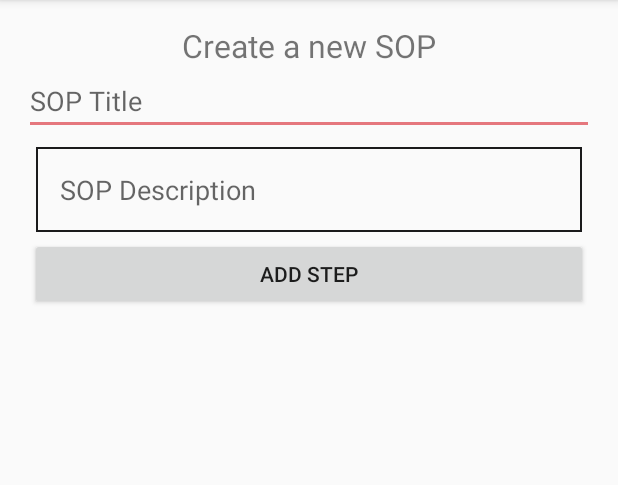
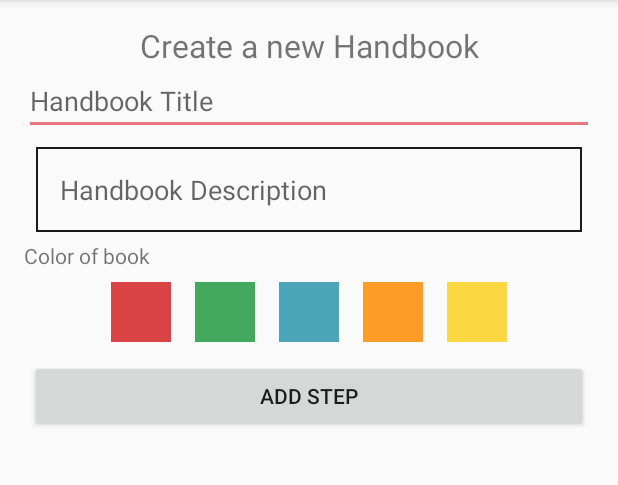
Before and after one commit to ericdgood/My-SOP, an Android app: the AddSOP screen opened directly, with no data from a screen before it, on a phone screen of 412 x 824 dp, the part 84-569 px from its top. Run offline under Robolectric (Android 15) with nearby library versions, the phone set to English and light mode, and no system bars; our stand-ins replace ButterKnife, Room's generated code.

Commit message:
Feat: make book colored

```diff
--- a/app/src/main/java/mysop/pia/com/ListofSOPs/AddSOP.java
+++ b/app/src/main/java/mysop/pia/com/ListofSOPs/AddSOP.java
@@ -8,6 +8,8 @@ import android.support.v7.app.AppCompatActivity;
 import android.view.View;
 import android.widget.Button;
 import android.widget.EditText;
+import android.widget.ImageView;
+import android.widget.TextView;
 import android.widget.Toast;
 
 import java.util.List;
@@ -21,7 +23,7 @@ import mysop.pia.com.Steps.StepsRoom.StepsRoomData;
 
 import static mysop.pia.com.Categories.CategoryRecyclerAdapter.categoryName;
 
-public class AddSOP extends AppCompatActivity{
+public class AddSOP extends AppCompatActivity {
 
     private static final String TAG = "hello";
     @BindView(R.id.edittext_add_sop_title)
@@ -30,10 +32,23 @@ public class AddSOP extends AppCompatActivity{
     Button buttonEditSOP;
     @BindView(R.id.button_add_sop_add_step)
     Button buttonAddStep;
+    @BindView(R.id.textview_new_sop_label)
+    TextView tvAddBookLabel;
+    @BindView(R.id.book_color_blue)
+    ImageView viewBookBlue;
+    @BindView(R.id.book_color_green)
+    ImageView viewBookGreen;
+    @BindView(R.id.book_color_red)
+    ImageView viewBookRed;
+    @BindView(R.id.book_color_yellow)
+    ImageView viewBookYellow;
+    @BindView(R.id.book_color_orange)
+    ImageView viewBookOrange;
+
     String SOPTitlesCheck;
     String addSopTitle;
     int EDITSOP;
-    ListofSOPs editID;
+    String bookColor;
 
     @Override
     protected void onCreate(@Nullable Bundle savedInstanceState) {
@@ -43,18 +58,19 @@ public class AddSOP extends AppCompatActivity{
 
         EDITSOP = getIntent().getIntExtra("editSop", 0);
 
-        if (EDITSOP == 1){
+        if (EDITSOP == 1) {
             editSop();
-        }else {
+        } else {
+            bookColor();
             buttonAddStep.setOnClickListener(v -> {
 //          SAVE SOP INFO
                 addSopTitle = editTextAddSopTitle.getText().toString();
 
                 if (checkDuplicateSOP()) {
-
                     Intent addStep = new Intent(AddSOP.this, AddStep.class);
                     addStep.putExtra("sopTitle", addSopTitle);
                     addStep.putExtra("sopCategory", categoryName);
+                    addStep.putExtra("bookColor", bookColor);
                     startActivity(addStep);
                     finish();
                 }
@@ -62,16 +78,38 @@ public class AddSOP extends AppCompatActivity{
         }
     }
 
+    public void bookColor() {
+        viewBookRed.setOnClickListener(v -> {
+            bookColor = "Red";toastColor();
+        });
+        viewBookBlue.setOnClickListener(v -> {
+            bookColor = "Blue";toastColor();
+        });
+        viewBookGreen.setOnClickListener(v -> {
+            bookColor = "Green";toastColor();
+        });
+        viewBookYellow.setOnClickListener(v -> {
+            bookColor = "Yellow";toastColor();
+        });
+        viewBookOrange.setOnClickListener(v -> {
+            bookColor = "Orange"; toastColor();
+        });
+    }
+
+    private void toastColor(){
+        Toast.makeText(this, bookColor + " was selected", Toast.LENGTH_SHORT).show();
+    }
+
     private void editSop() {
-
         buttonAddStep.setVisibility(View.GONE);
         buttonEditSOP.setVisibility(View.VISIBLE);
+        tvAddBookLabel.setText("Edit Book info");
         editTextAddSopTitle.setText(getIntent().getStringExtra("editSopTitle"));
 
         buttonEditSOP.setOnClickListener(v -> {
             addSopTitle = editTextAddSopTitle.getText().toString();
             if (checkDuplicateSOP()) {
-                stepsRoomDatabase().listOfSteps().updateSop(addSopTitle,getIntent().getStringExtra("editSopTitle"));
+                stepsRoomDatabase().listOfSteps().updateSop(addSopTitle, getIntent().getStringExtra("editSopTitle"));
                 Intent returnToSOP = new Intent(this, ListofSOPs.class);
                 startActivity(returnToSOP);
                 finish();
@@ -79,7 +117,7 @@ public class AddSOP extends AppCompatActivity{
         });
     }
 
-    private boolean checkDuplicateSOP(){
+    private boolean checkDuplicateSOP() {
         List<StepsRoomData> SOPs = stepsRoomDatabase().listOfSteps().getAllSOPs(categoryName);
 
 
@@ -90,7 +128,7 @@ public class AddSOP extends AppCompatActivity{
                 String sopCategory = SOPs.get(i).getCategory();
                 Toast.makeText(this, "This SOP already exists in " + sopCategory + " category", Toast.LENGTH_LONG).show();
                 return false;
-            } else if (addSopTitle.equals("")){
+            } else if (addSopTitle.equals("")) {
                 Toast.makeText(this, "Please enter a SOP name", Toast.LENGTH_SHORT).show();
                 return false;
             }
--- a/app/src/main/java/mysop/pia/com/Steps/AddStep.java
+++ b/app/src/main/java/mysop/pia/com/Steps/AddStep.java
@@ -62,6 +62,7 @@ public class AddStep extends AppCompatActivity {
     String categoryName;
     int stepNumber;
     String stepDescription;
+    String bookColor;
     boolean editStep;
     int PERMISSION_GALLERY = 1;
     int PERMISSION_CAMERA = 2;
@@ -83,6 +84,7 @@ public class AddStep extends AppCompatActivity {
 //      GETS SOPTITLE FROM ADD SOP INTENT
         sopTitle = getIntent().getStringExtra("sopTitle");
         categoryName = getIntent().getStringExtra("sopCategory");
+        bookColor = getIntent().getStringExtra("bookColor");
         stepNumber = getIntent().getIntExtra("stepNumber", 1);
         setStepText();
         pickImageFromGallery();
@@ -131,7 +133,7 @@ public class AddStep extends AppCompatActivity {
             }
 
 //            SAVE STEPS FOR SOP
-            StepsRoomData newStep = new StepsRoomData(categoryName ,sopTitle, stepTitle, stepNumber, stepDescription, image, 0);
+            StepsRoomData newStep = new StepsRoomData(categoryName ,sopTitle, stepTitle, stepNumber, stepDescription, image, 0, bookColor);
             if (!editStep) {
                 stepsRoomDatabase().listOfSteps().insertSteps(newStep);
                 return true;
--- a/app/src/main/java/mysop/pia/com/Steps/StepsRoom/StepsAppDatabase.java
+++ b/app/src/main/java/mysop/pia/com/Steps/StepsRoom/StepsAppDatabase.java
@@ -3,7 +3,7 @@ package mysop.pia.com.Steps.StepsRoom;
 import android.arch.persistence.room.Database;
 import android.arch.persistence.room.RoomDatabase;
 
-@Database(entities = {StepsRoomData.class}, version = 7)
+@Database(entities = {StepsRoomData.class}, version = 8)
 public abstract class StepsAppDatabase extends RoomDatabase {
     public abstract Stepsinterface listOfSteps();
 }
@@ -14,3 +14,4 @@ public abstract class StepsAppDatabase extends RoomDatabase {
 //VERSION 5 - ADDED STEP NUMBER
 //VERSION 6 - ADD SAVED BOOK
 //VERSION 7 - CHANGED SAVE BOOK TO INT
+//VERSION 8 - ADDED BOOK COLOR
--- a/app/src/main/res/layout/add_sop.xml
+++ b/app/src/main/res/layout/add_sop.xml
@@ -9,7 +9,7 @@
         android:id="@+id/textview_new_sop_label"
         android:layout_width="wrap_content"
         android:layout_height="wrap_content"
-        android:text="Create a new SOP"
+        android:text="Create a new Handbook"
         android:textSize="21sp"
         style="@style/ConstraintCenterHorizontal"/>
 
@@ -18,7 +18,7 @@
         android:layout_width="match_parent"
         android:layout_height="wrap_content"
         android:inputType="textCapSentences"
-        android:hint="SOP Title"
+        android:hint="Handbook Title"
         app:layout_constraintTop_toBottomOf="@id/textview_new_sop_label"/>
 
     <EditText
@@ -27,9 +27,57 @@
         android:layout_height="wrap_content"
         android:layout_margin="8dp"
         android:background="@drawable/description_border"
-        android:hint="SOP Description"
+        android:hint="Handbook Description"
         android:padding="16dp"
         app:layout_constraintTop_toBottomOf="@id/edittext_add_sop_title"/>
+
+    <TextView
+        android:id="@+id/book_color_label"
+        android:layout_width="wrap_content"
+        android:layout_height="wrap_content"
+        android:paddingTop="6dp"
+        android:text="Color of book"
+        app:layout_constraintTop_toBottomOf="@id/edittext_sop_description"/>
+
+    <LinearLayout
+        xmlns:android="http://schemas.android.com/apk/res/android"
+        android:id="@+id/color_selection" android:layout_width="match_parent"
+        android:layout_height="wrap_content"
+        android:gravity="center"
+        android:orientation="horizontal"
+        app:layout_constraintTop_toBottomOf="@id/book_color_label">
+
+        <ImageView android:id="@+id/book_color_red"
+            android:layout_width="40dp"
+            android:layout_height="40dp"
+            android:layout_margin="8dp"
+            android:background="@color/logoRedBookColor"/>
+
+        <ImageView android:id="@+id/book_color_green"
+            android:layout_width="40dp"
+            android:layout_height="40dp"
+            android:layout_margin="8dp"
+            android:background="@color/logoGreenBookColor"/>
+
+        <ImageView android:id="@+id/book_color_blue"
+            android:layout_width="40dp"
+            android:layout_height="40dp"
+            android:layout_margin="8dp"
+            android:background="@color/logoBlueBookColor"/>
+
+        <ImageView android:id="@+id/book_color_orange"
+            android:layout_width="40dp"
+            android:layout_height="40dp"
+            android:layout_margin="8dp"
+            android:background="@color/logoOrangeBookColor"/>
+
+        <ImageView android:id="@+id/book_color_yellow"
+            android:layout_width="40dp"
+            android:layout_height="40dp"
+            android:layout_margin="8dp"
+            android:background="@color/logoYellowBookColor"/>
+
+    </LinearLayout>
 
     <Button
         android:id="@+id/button_add_sop_add_step"
@@ -37,7 +85,7 @@
         android:layout_height="wrap_content"
         android:text="add step"
         android:layout_margin="4dp"
-        app:layout_constraintTop_toBottomOf="@id/edittext_sop_description" />
+        app:layout_constraintTop_toBottomOf="@id/color_selection" />
 
     <Button
         android:id="@+id/button_edit_sop"
--- a/app/src/main/res/values/colors.xml
+++ b/app/src/main/res/values/colors.xml
@@ -9,6 +9,7 @@
     <color name="logoGreenBookColor">#41A85E</color>
     <color name="logoYellowBookColor">#FBD741</color>
     <color name="logoRedBookColor">#DA4343</color>
+    <color name="logoOrangeBookColor">#fc9c26</color>
 
     <color name="text">#1d1d1d</color>
 
```
Also changed, not shown: app/src/main/java/mysop/pia/com/ListofSOPs/ListofSOPsAdapter.java (+36 -11 lines), app/src/main/java/mysop/pia/com/Steps/StepsRoom/StepsRoomData.java (+10 -1 lines).
